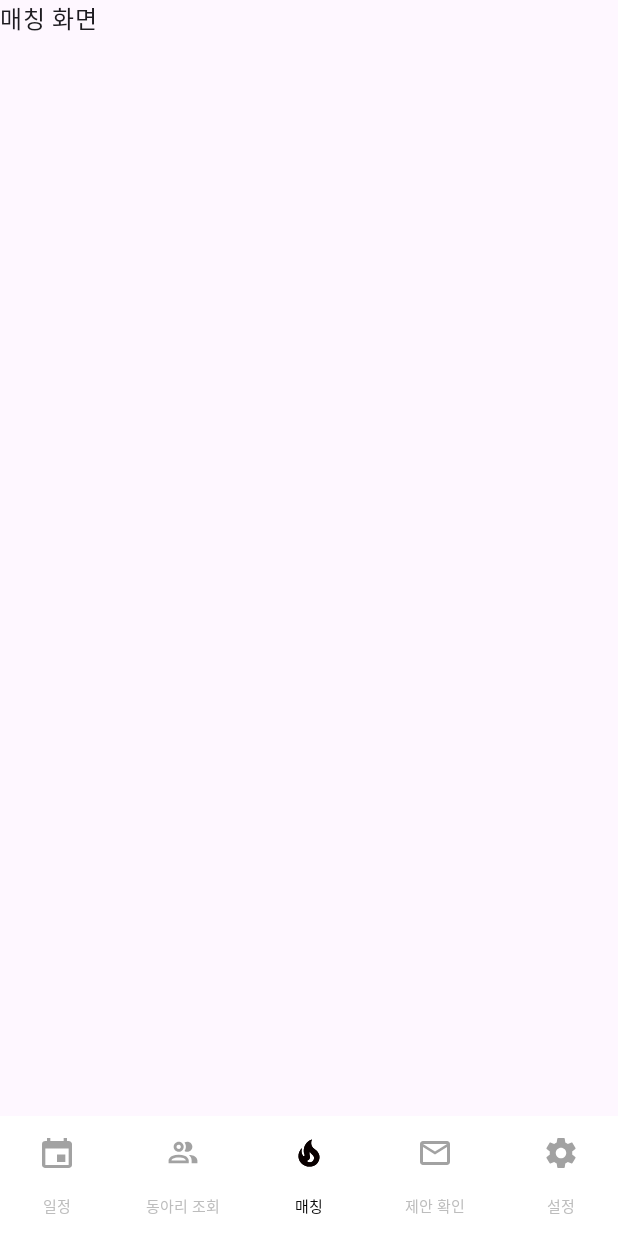
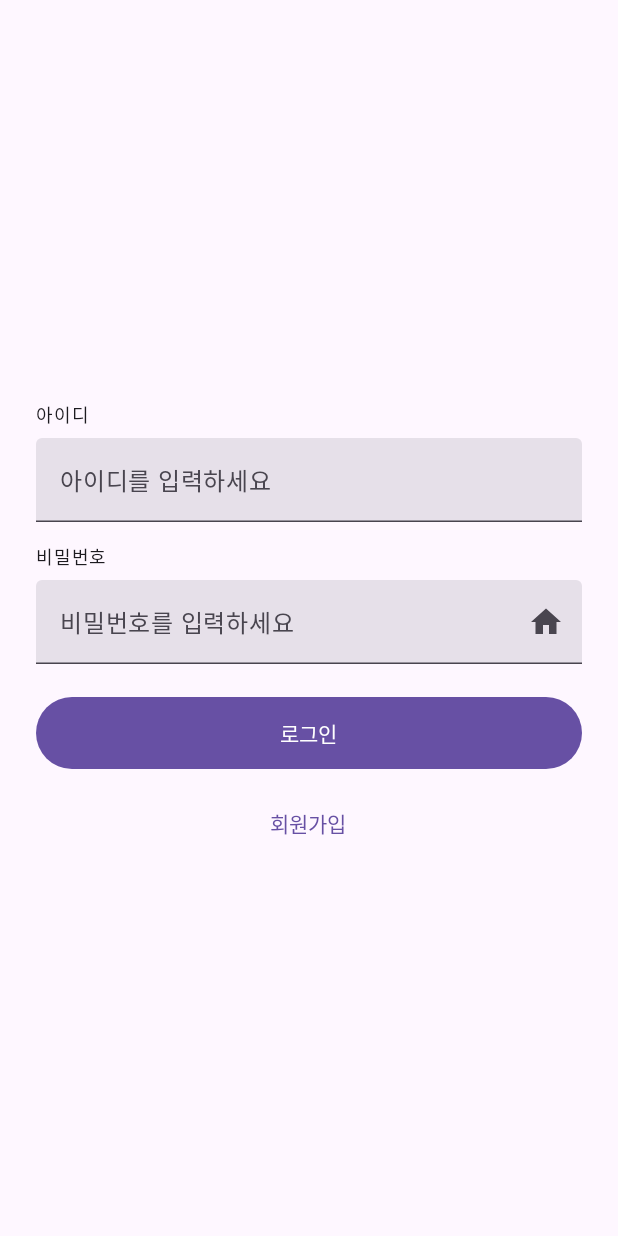
Before and after one commit to Campus-ball/Campus-Ball_Android_repo, an Android app built with Jetpack Compose: the screen it shows after launch (MainActivity), on a phone screen of 412 x 824 dp. Run offline under Robolectric (Android 15) with nearby library versions, the light colour scheme and no system bars; our stand-ins replace Dagger/Hilt's generated code; Roboto replaces fonts that are not available here.

Commit message:
[UI] 로그인 더미데이터 기능 구현

```diff
--- a/app/src/main/java/com/konkuk/summerhackathon/MainActivity.kt
+++ b/app/src/main/java/com/konkuk/summerhackathon/MainActivity.kt
@@ -15,6 +15,7 @@ import androidx.compose.material3.NavigationBar
 import androidx.compose.material3.NavigationBarItem
 import androidx.compose.material3.Scaffold
 import androidx.compose.material3.Text
+import androidx.compose.runtime.LaunchedEffect
 import androidx.compose.runtime.getValue
 import androidx.compose.runtime.mutableStateOf
 import androidx.compose.runtime.remember
@@ -24,6 +25,7 @@ import androidx.compose.ui.Modifier
 import androidx.compose.ui.res.painterResource
 import androidx.compose.ui.unit.dp
 import androidx.compose.ui.unit.sp
+import androidx.navigation.compose.currentBackStackEntryAsState
 import androidx.navigation.compose.rememberNavController
 import com.konkuk.summerhackathon.core.util.noRippleClickable
 import com.konkuk.summerhackathon.presentation.navigation.BottomNavItem
@@ -44,6 +46,9 @@ class MainActivity : ComponentActivity() {
                 val navController = rememberNavController()
                 var selectedRoute by remember { mutableStateOf(Route.Match.route) }
 
+                val navBackStackEntry by navController.currentBackStackEntryAsState()
+                val currentRoute = navBackStackEntry?.destination?.route
+
                 val bottomNavItems = listOf(
                     BottomNavItem("일정", Route.Schedule.route, R.drawable.ic_schedule_un),
                     BottomNavItem("동아리 조회", Route.ClubLookUp.route, R.drawable.ic_clublookup_un),
@@ -52,8 +57,20 @@ class MainActivity : ComponentActivity() {
                     BottomNavItem("설정", Route.Settings.route, R.drawable.ic_settings_un)
                 )
 
+                val showBottomBar = when (currentRoute) {
+                    Route.Login.route -> false
+                    else -> true
+                }
+
+                LaunchedEffect(currentRoute) {
+                    if (currentRoute != null && bottomNavItems.any { it.route == currentRoute }) {
+                        selectedRoute = currentRoute
+                    }
+                }
+
                 Scaffold(
                     bottomBar = {
+                        if (showBottomBar) {
                             NavigationBar(
                                 containerColor = colors.white,
                                 tonalElevation = 0.dp,
@@ -98,10 +115,10 @@ class MainActivity : ComponentActivity() {
                                             Spacer(modifier = Modifier.padding(8.dp))
                                             Text(
                                                 text = item.label,
-                                            color = if (selected) colors.black
-                                            else colors.lightgray,
+                                                color = if (selected) colors.black else colors.lightgray,
                                                 style = typography.M_8.copy(fontSize = 10.sp)
                                             )
+                                        }
                                     }
                                 }
                             }
--- /dev/null
+++ b/app/src/main/java/com/konkuk/summerhackathon/presentation/auth/component/AuthTextFields.kt
@@ -0,0 +1,105 @@
+package com.konkuk.summerhackathon.presentation.auth.component
+
+import androidx.compose.foundation.layout.Column
+import androidx.compose.foundation.layout.Spacer
+import androidx.compose.foundation.layout.fillMaxWidth
+import androidx.compose.foundation.layout.height
+import androidx.compose.material3.Icon
+import androidx.compose.material3.IconButton
+import androidx.compose.material3.MaterialTheme
+import androidx.compose.material3.Text
+import androidx.compose.material3.TextField
+import androidx.compose.runtime.Composable
+import androidx.compose.runtime.getValue
+import androidx.compose.runtime.mutableStateOf
+import androidx.compose.runtime.remember
+import androidx.compose.runtime.setValue
+import androidx.compose.ui.Modifier
+import androidx.compose.ui.res.painterResource
+import androidx.compose.ui.text.input.PasswordVisualTransformation
+import androidx.compose.ui.text.input.VisualTransformation
+import androidx.compose.ui.unit.dp
+import com.konkuk.summerhackathon.R
+
+@Composable
+private fun AuthTextFieldBase(
+    label: String,
+    placeholder: String,
+    value: String,
+    onValueChange: (String) -> Unit,
+    isError: Boolean,
+    errorText: String?,
+    trailing: (@Composable () -> Unit)? = null,
+    visualTransformation: VisualTransformation = VisualTransformation.None,
+    modifier: Modifier = Modifier
+) {
+    Column(modifier) {
+        Text(text = label, style = MaterialTheme.typography.labelMedium)
+        Spacer(Modifier.height(6.dp))
+        TextField(
+            value = value,
+            onValueChange = onValueChange,
+            modifier = Modifier.fillMaxWidth(),
+            singleLine = true,
+            isError = isError,
+            placeholder = { Text(placeholder) },
+            trailingIcon = trailing,
+            visualTransformation = visualTransformation
+        )
+        if (errorText != null) {
+            Spacer(Modifier.height(4.dp))
+            Text(
+                text = errorText, color = MaterialTheme.colorScheme.error,
+                style = MaterialTheme.typography.labelSmall
+            )
+        }
+    }
+}
+
+@Composable
+fun IdField(
+    value: String,
+    onValueChange: (String) -> Unit,
+    isError: Boolean,
+    errorText: String?,
+    modifier: Modifier = Modifier
+) = AuthTextFieldBase(
+    label = "아이디",
+    placeholder = "아이디를 입력하세요",
+    value = value,
+    onValueChange = onValueChange,
+    isError = isError,
+    errorText = errorText,
+    modifier = modifier
+)
+
+@Composable
+fun PasswordField(
+    value: String,
+    onValueChange: (String) -> Unit,
+    isError: Boolean,
+    errorText: String?,
+    modifier: Modifier = Modifier
+) {
+    var visible by remember { mutableStateOf(false) }
+    AuthTextFieldBase(
+        label = "비밀번호",
+        placeholder = "비밀번호를 입력하세요",
+        value = value,
+        onValueChange = onValueChange,
+        isError = isError,
+        errorText = errorText,
+        visualTransformation = if (visible) VisualTransformation.None else PasswordVisualTransformation(),
+        trailing = {
+            IconButton(onClick = { visible = !visible }) {
+                Icon(
+                    painter = if (visible) painterResource(id = R.drawable.ic_home) else painterResource(
+                        id = R.drawable.ic_home
+                    ),
+                    contentDescription = if (visible) "비밀번호 숨기기" else "비밀번호 보기"
+                )
+            }
+        },
+        modifier = modifier
+    )
+}
--- /dev/null
+++ b/app/src/main/java/com/konkuk/summerhackathon/presentation/auth/screen/AuthConfig.kt
@@ -0,0 +1,6 @@
+package com.konkuk.summerhackathon.presentation.auth.screen
+
+object AuthConfig {
+    const val DUMMY_ID = "honggildong"
+    const val DUMMY_PW = "password123!"
+}
--- a/app/src/main/java/com/konkuk/summerhackathon/presentation/auth/screen/LoginScreen.kt
+++ b/app/src/main/java/com/konkuk/summerhackathon/presentation/auth/screen/LoginScreen.kt
@@ -1,18 +1,73 @@
 package com.konkuk.summerhackathon.presentation.auth.screen
 
-import androidx.compose.foundation.layout.Column
-import androidx.compose.foundation.layout.fillMaxSize
-import androidx.compose.material3.Text
+import androidx.compose.foundation.layout.*
+import androidx.compose.material3.*
 import androidx.compose.runtime.Composable
+import androidx.compose.ui.Alignment
 import androidx.compose.ui.Modifier
 import androidx.compose.ui.tooling.preview.Preview
-import com.konkuk.summerhackathon.ui.theme.SummerHackathonTheme.colors
-import com.konkuk.summerhackathon.ui.theme.SummerHackathonTheme.typography
+import androidx.compose.ui.unit.dp
+import androidx.lifecycle.viewmodel.compose.viewModel
+import com.konkuk.summerhackathon.presentation.auth.component.IdField
+import com.konkuk.summerhackathon.presentation.auth.component.PasswordField
+import com.konkuk.summerhackathon.presentation.auth.viewmodel.AuthViewModel
 
 @Composable
-fun LoginScreen(modifier: Modifier = Modifier) {
-    Column(modifier = modifier.fillMaxSize()) {
-        Text("login screen", style = typography.B_11, color = colors.salmon)
+fun LoginScreen(
+    viewModel: AuthViewModel = viewModel(),
+    onLoginSuccess: () -> Unit = {},
+    onSignUpClick: () -> Unit = {}
+) {
+    val id = viewModel.id
+    val pw = viewModel.pw
+
+    Box(
+        modifier = Modifier
+            .fillMaxSize()
+            .padding(horizontal = 24.dp),
+        contentAlignment = Alignment.Center
+    ) {
+        Column(
+            Modifier.fillMaxWidth(),
+            horizontalAlignment = Alignment.CenterHorizontally
+        ) {
+            // TODO: 여기 상단 로고/일러스트 배치
+            Spacer(Modifier.height(16.dp))
+
+            IdField(
+                value = id,
+                onValueChange = viewModel::onIdChange,
+                isError = viewModel.idError != null || viewModel.loginError != null,
+                errorText = viewModel.idError ?: viewModel.loginError
+            )
+
+            Spacer(Modifier.height(14.dp))
+
+            PasswordField(
+                value = pw,
+                onValueChange = viewModel::onPwChange,
+                isError = viewModel.pwError != null || viewModel.loginError != null,
+                errorText = viewModel.pwError ?: viewModel.loginError
+            )
+
+            Spacer(Modifier.height(22.dp))
+
+            Button(
+                onClick = { viewModel.login(onSuccess = onLoginSuccess) },
+                modifier = Modifier
+                    .fillMaxWidth()
+                    .height(48.dp),
+                enabled = !viewModel.isLoading
+            ) {
+                Text(if (viewModel.isLoading) "로그인 중..." else "로그인")
+            }
+
+            Spacer(Modifier.height(12.dp))
+
+            TextButton(onClick = onSignUpClick) {
+                Text("회원가입")
+            }
+        }
     }
 }
 
--- /dev/null
+++ b/app/src/main/java/com/konkuk/summerhackathon/presentation/auth/viewmodel/AuthViewModel.kt
@@ -0,0 +1,35 @@
+package com.konkuk.summerhackathon.presentation.auth.viewmodel
+
+import androidx.compose.runtime.*
+import androidx.lifecycle.ViewModel
+import com.konkuk.summerhackathon.presentation.auth.screen.AuthConfig
+
+class AuthViewModel : ViewModel() {
+    var id by mutableStateOf("");        private set
+    var pw by mutableStateOf("");        private set
+    var idError by mutableStateOf<String?>(null);  private set
+    var pwError by mutableStateOf<String?>(null);  private set
+    var loginError by mutableStateOf<String?>(null); private set
+    var isLoading by mutableStateOf(false); private set
+
+    fun onIdChange(v: String) { id = v; idError = null; loginError = null }
+    fun onPwChange(v: String) { pw = v; pwError = null; loginError = null }
+
+    fun login(
+        onSuccess: () -> Unit = {},
+        onFailure: (String) -> Unit = {}
+    ) {
+        idError = if (id.isBlank()) "아이디를 입력하세요" else null
+        pwError = if (pw.isBlank()) "비밀번호를 입력하세요" else null
+        if (idError != null || pwError != null) return
+
+        isLoading = true
+        val ok = (id == AuthConfig.DUMMY_ID && pw == AuthConfig.DUMMY_PW)
+        isLoading = false
+        if (ok) onSuccess()
+        else {
+            loginError = "입력하신 아이디 또는 비밀번호가 일치하지 않습니다."
+            onFailure(loginError!!)
+        }
+    }
+}
--- a/app/src/main/java/com/konkuk/summerhackathon/presentation/navigation/MainNavGraph.kt
+++ b/app/src/main/java/com/konkuk/summerhackathon/presentation/navigation/MainNavGraph.kt
@@ -5,6 +5,7 @@ import androidx.compose.ui.Modifier
 import androidx.navigation.NavHostController
 import androidx.navigation.compose.NavHost
 import androidx.navigation.compose.composable
+import com.konkuk.summerhackathon.presentation.auth.screen.LoginScreen
 import com.konkuk.summerhackathon.presentation.clublookup.screen.ClublookUpScreen
 import com.konkuk.summerhackathon.presentation.match.screen.MatchScreen
 import com.konkuk.summerhackathon.presentation.proposal.screen.ProposalScreen
@@ -18,8 +19,21 @@ fun MainNavGraph(
 ) {
     NavHost(
         navController = navController,
-        startDestination = Route.Match.route,
+        startDestination = Route.Login.route,
     ){
+        composable(route = Route.Login.route) {
+            LoginScreen(
+                onLoginSuccess = {
+                    navController.navigate(Route.Match.route) {
+                        popUpTo(Route.Login.route) { inclusive = true }
+                        launchSingleTop = true
+                        restoreState = true
+                    }
+                },
+                onSignUpClick = {}
+            )
+        }
+
         composable(route = Route.Schedule.route){
             ScheduleScreen(modifier = modifier)
         }
--- a/app/src/main/java/com/konkuk/summerhackathon/presentation/navigation/Route.kt
+++ b/app/src/main/java/com/konkuk/summerhackathon/presentation/navigation/Route.kt
@@ -3,6 +3,8 @@ package com.konkuk.summerhackathon.presentation.navigation
 sealed class Route(
     val route: String
 ) {
+    data object Login : Route("login")
+
     data object Schedule: Route(route = "schedule")
 
     data object ClubLookUp: Route(route = "club_lookup")
```
Lines whose indentation alone changed are shown as unchanged.
